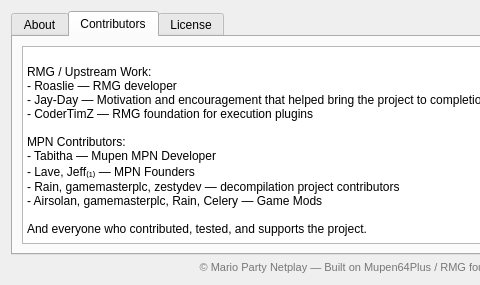
MarioPartyNetplay/Mupen-MPN, file Source/RMG/UserInterface/Dialog/AboutDialog.ui: the form before one commit; both pictures show x 0 to 480 and y 0 to 285 of the 720 by 285 pixel window.
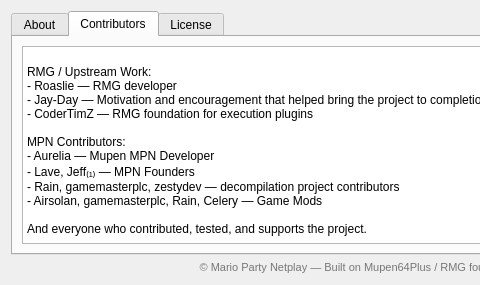
The form after the commit. The open tabs and pages were chosen to show the change. Icons and pictures are not drawn.

Diff of the .ui file:
```diff
--- a/Source/RMG/UserInterface/Dialog/AboutDialog.ui
+++ b/Source/RMG/UserInterface/Dialog/AboutDialog.ui
@@ -176,7 +176,7 @@
 - CoderTimZ — RMG foundation for execution plugins
 
 MPN Contributors:
-- Tabitha — Mupen MPN Developer
+- Aurelia — Mupen MPN Developer
 - Lave, Jeff₍₁₎ — MPN Founders
 - Rain, gamemasterplc, zestydev — decompilation project contributors
 - Airsolan, gamemasterplc, Rain, Celery — Game Mods
```
